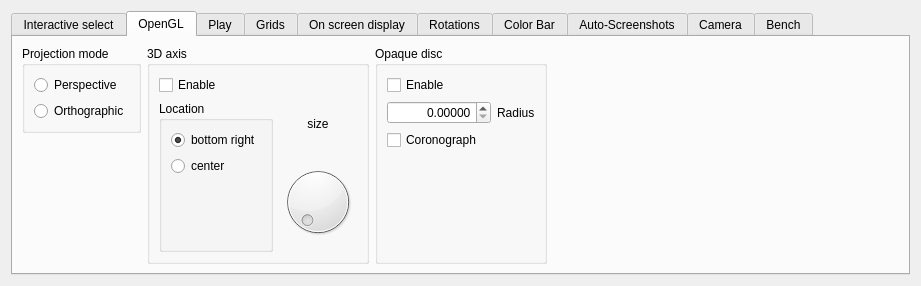
Above: src/formoptions.ui from jcldc/glnemo2 before the change. Below: the same form after it.
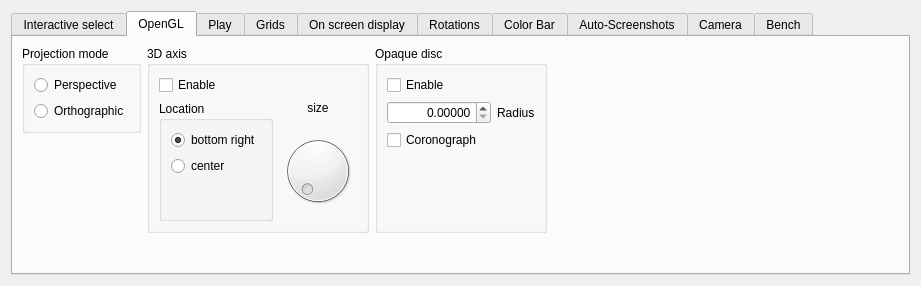
That is the form after the change. The open tabs and pages were chosen to show the change. Icons and pictures are not drawn.

```diff
--- a/src/formoptions.ui
+++ b/src/formoptions.ui
@@ -1567,7 +1567,7 @@
                <property name="sizeHint" stdset="0">
                 <size>
                  <width>20</width>
-                 <height>59</height>
+                 <height>25</height>
                 </size>
                </property>
               </spacer>
@@ -1652,7 +1652,7 @@
             <property name="sizeHint" stdset="0">
              <size>
               <width>20</width>
-              <height>95</height>
+              <height>61</height>
              </size>
             </property>
            </spacer>
@@ -1686,6 +1686,32 @@
          </property>
         </spacer>
        </item>
+       <item row="2" column="1">
+        <spacer name="verticalSpacer_26">
+         <property name="orientation">
+          <enum>Qt::Vertical</enum>
+         </property>
+         <property name="sizeHint" stdset="0">
+          <size>
+           <width>20</width>
+           <height>25</height>
+          </size>
+         </property>
+        </spacer>
+       </item>
+       <item row="2" column="2">
+        <spacer name="verticalSpacer_29">
+         <property name="orientation">
+          <enum>Qt::Vertical</enum>
+         </property>
+         <property name="sizeHint" stdset="0">
+          <size>
+           <width>20</width>
+           <height>25</height>
+          </size>
+         </property>
+        </spacer>
+       </item>
       </layout>
      </widget>
      <widget class="QWidget" name="tab_play">
```
Left out of the diff: 2 changed lines with no effect on the pictures.
